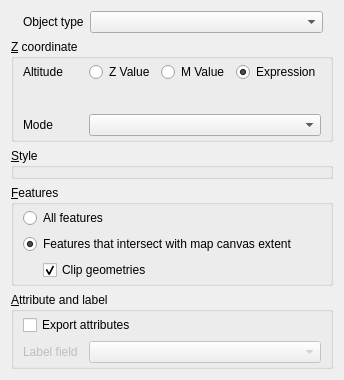
The window that ui/vectorproperties.ui (minorua/Qgis2threejs) describes before a commit, drawn with Qt 5.
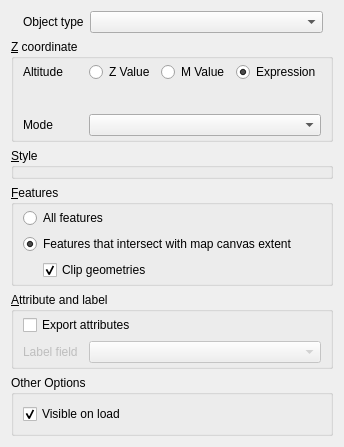
The same window after the commit. Custom widgets are drawn as their Qt base class.

Commit message: add 'visible on load' option (fix #140)

Patch:
```diff
--- a/ui/vectorproperties.ui
+++ b/ui/vectorproperties.ui
@@ -7,7 +7,7 @@
     <x>0</x>
     <y>0</y>
     <width>340</width>
-    <height>374</height>
+    <height>410</height>
    </rect>
   </property>
   <property name="windowTitle">
@@ -319,6 +319,25 @@
      </layout>
     </widget>
    </item>
+   <item>
+    <widget class="QGroupBox" name="groupBox_Others">
+     <property name="title">
+      <string>Other Options</string>
+     </property>
+     <layout class="QVBoxLayout" name="verticalLayout">
+      <item>
+       <widget class="QCheckBox" name="checkBox_Visible">
+        <property name="text">
+         <string>Visible on load</string>
+        </property>
+        <property name="checked">
+         <bool>true</bool>
+        </property>
+       </widget>
+      </item>
+     </layout>
+    </widget>
+   </item>
    <item>
     <spacer name="verticalSpacer">
      <property name="orientation">
```
The commit also changes 7 other files.
